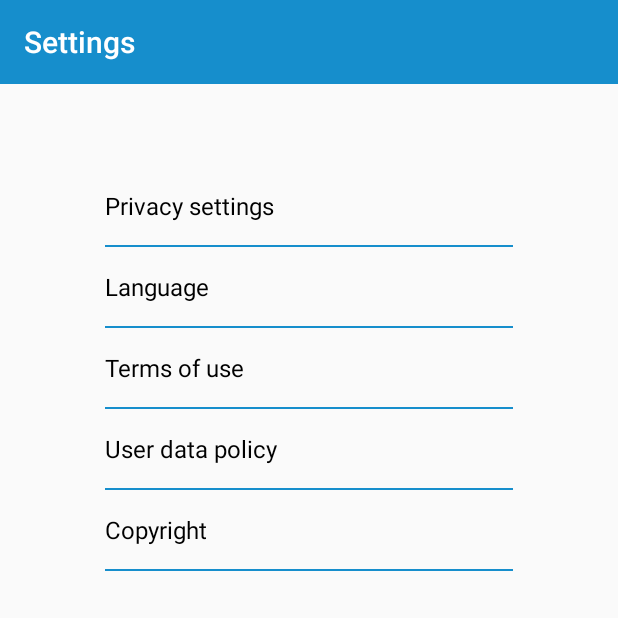
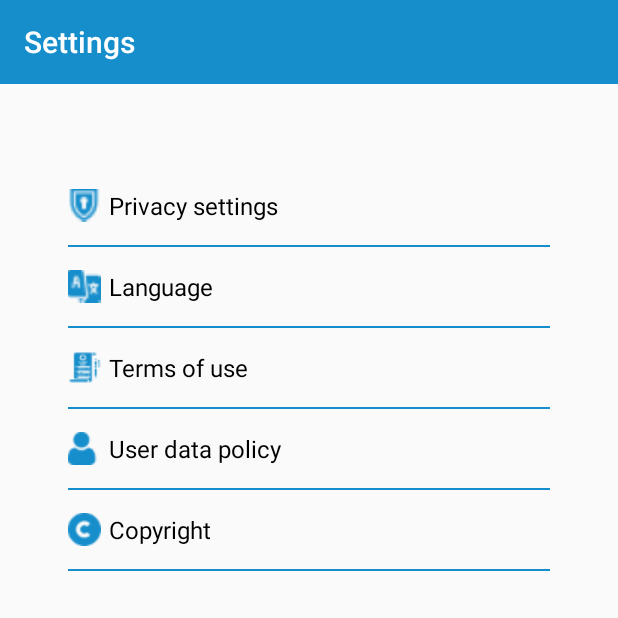
Before and after one commit to Edouard1er/ekontest_hackathon, an Android app: the SettingActivity screen opened directly, with no data from a screen before it, on a phone screen of 412 x 824 dp, the top half of it. Run offline under Robolectric (Android 15) with nearby library versions, the phone set to English and light mode, and no system bars.

Commit message:
Worked on setting

```diff
--- a/app/src/main/AndroidManifest.xml
+++ b/app/src/main/AndroidManifest.xml
@@ -14,7 +14,8 @@
         android:roundIcon="@mipmap/ic_launcher_round"
         android:supportsRtl="true"
         android:theme="@style/Theme.AppCompat.DayNight.NoActionBar">
-        <activity android:name=".SearchResultActivity"></activity>
+        <activity android:name=".LanguageSettingActivity"></activity>
+        <activity android:name=".SearchResultActivity" />
         <activity android:name=".CreateInvoice" />
         <activity android:name=".AvisDisplayAllActivity" />
         <activity android:name=".ui.about_us.AboutActivity" />
--- a/app/src/main/java/com/example/ekontest_hackathon/SettingActivity.java
+++ b/app/src/main/java/com/example/ekontest_hackathon/SettingActivity.java
@@ -4,15 +4,56 @@ import androidx.appcompat.app.AppCompatActivity;
 
 import android.content.Intent;
 import android.os.Bundle;
+import android.os.Handler;
+import android.view.View;
+import android.widget.TextView;
+import android.widget.Toast;
 
 import com.example.ekontest_hackathon.ui.NavDrawerActivity;
 
 public class SettingActivity extends AppCompatActivity {
-
+    TextView language, termUse, userDataPolicy, copyright, privacy;
     @Override
     protected void onCreate(Bundle savedInstanceState) {
         super.onCreate(savedInstanceState);
         setContentView(R.layout.activity_setting);
+        language = findViewById(R.id.id_langue_setting);
+        termUse = findViewById(R.id.id_conditionUtilisation_setting);
+        userDataPolicy =findViewById(R.id.id_politique_setting);
+        copyright = findViewById(R.id.id_copyright_setting);
+        privacy = findViewById(R.id.id_confidentialite_setting);
+        language.setOnClickListener(new View.OnClickListener() {
+            @Override
+            public void onClick(View v) {
+                Intent intent = new Intent(SettingActivity.this, LanguageSettingActivity.class);
+                startActivity(intent);
+                finish();
+            }
+        });
+        termUse.setOnClickListener(new View.OnClickListener() {
+            @Override
+            public void onClick(View v) {
+                Toast.makeText(getBaseContext(),termUse.getText(), Toast.LENGTH_LONG).show();
+            }
+        });
+        copyright.setOnClickListener(new View.OnClickListener() {
+            @Override
+            public void onClick(View v) {
+                Toast.makeText(getBaseContext(),copyright.getText(), Toast.LENGTH_LONG).show();
+            }
+        });
+        privacy.setOnClickListener(new View.OnClickListener() {
+            @Override
+            public void onClick(View v) {
+                Toast.makeText(getBaseContext(),privacy.getText(), Toast.LENGTH_LONG).show();
+            }
+        });
+        userDataPolicy.setOnClickListener(new View.OnClickListener() {
+            @Override
+            public void onClick(View v) {
+                Toast.makeText(getBaseContext(),userDataPolicy.getText(), Toast.LENGTH_LONG).show();
+            }
+        });
     }
     @Override
     public void onBackPressed() {
--- a/app/src/main/res/layout/activity_setting.xml
+++ b/app/src/main/res/layout/activity_setting.xml
@@ -24,22 +24,24 @@
         android:layout_width="match_parent"
         android:layout_height="match_parent"
         android:orientation="vertical"
-        android:padding="70dp"
-        android:paddingLeft="20dp"
-        android:paddingRight="20dp">
+        android:paddingLeft="45dp"
+        android:paddingTop="70dp"
+        android:paddingRight="45dp">
 
         <TextView
             android:id="@+id/id_confidentialite_setting"
             android:layout_width="match_parent"
             android:layout_height="wrap_content"
             android:layout_marginBottom="15dp"
+            android:drawableLeft="@drawable/privacy"
+            android:drawablePadding="5dp"
             android:shadowColor="@color/couleur4"
             android:text="@string/privacySettings"
             android:textColor="@color/black"
             android:textSize="16sp" />
 
         <View
-            android:layout_width="fill_parent"
+            android:layout_width="match_parent"
             android:layout_height="1dp"
             android:layout_marginBottom="15dp"
             android:background="@color/couleur4" />
@@ -49,13 +51,15 @@
             android:layout_width="match_parent"
             android:layout_height="wrap_content"
             android:layout_marginBottom="15dp"
+            android:drawableLeft="@drawable/language"
+            android:drawablePadding="5dp"
             android:shadowColor="@color/couleur4"
             android:text="@string/strLanguage"
             android:textColor="@color/black"
             android:textSize="16sp" />
 
         <View
-            android:layout_width="fill_parent"
+            android:layout_width="match_parent"
             android:layout_height="1dp"
             android:layout_marginBottom="15dp"
             android:background="@color/couleur4" />
@@ -65,13 +69,15 @@
             android:layout_width="match_parent"
             android:layout_height="wrap_content"
             android:layout_marginBottom="15dp"
+            android:drawableLeft="@drawable/conditions"
+            android:drawablePadding="5dp"
             android:shadowColor="@color/couleur4"
             android:text="@string/strTermsOfUse"
             android:textColor="@color/black"
             android:textSize="16sp" />
 
         <View
-            android:layout_width="fill_parent"
+            android:layout_width="match_parent"
             android:layout_height="1dp"
             android:layout_marginBottom="15dp"
             android:background="@color/couleur4" />
@@ -81,13 +87,15 @@
             android:layout_width="match_parent"
             android:layout_height="wrap_content"
             android:layout_marginBottom="15dp"
+            android:drawableLeft="@drawable/user"
+            android:drawablePadding="5dp"
             android:shadowColor="@color/couleur4"
             android:text="@string/StrUserDataPolicy"
             android:textColor="@color/black"
             android:textSize="16sp" />
 
         <View
-            android:layout_width="fill_parent"
+            android:layout_width="match_parent"
             android:layout_height="1dp"
             android:layout_marginBottom="15dp"
             android:background="@color/couleur4" />
@@ -97,13 +105,15 @@
             android:layout_width="match_parent"
             android:layout_height="wrap_content"
             android:layout_marginBottom="15dp"
+            android:drawableLeft="@drawable/copyright"
+            android:drawablePadding="5dp"
             android:shadowColor="@color/couleur4"
             android:text="@string/strCopyright"
             android:textColor="@color/black"
             android:textSize="16sp" />
 
         <View
-            android:layout_width="fill_parent"
+            android:layout_width="match_parent"
             android:layout_height="1dp"
             android:layout_marginBottom="15dp"
             android:background="@color/couleur4" />
```
Also changed, not shown: app/src/main/java/com/example/ekontest_hackathon/LanguageSettingActivity.java (added, +22 -0 lines), app/src/main/java/com/example/ekontest_hackathon/ui/NavDrawerActivity.java (+0 -9 lines), app/src/main/res/layout/activity_language_setting.xml (added, +28 -0 lines), app/src/main/res/drawable-v24/conditions.png (added), app/src/main/res/drawable-v24/copyright.png (added), app/src/main/res/drawable-v24/language.png (added), app/src/main/res/drawable-v24/privacy.png (added), app/src/main/res/drawable-v24/user.png (added), app/src/main/res/drawable/copyright.png (deleted).
